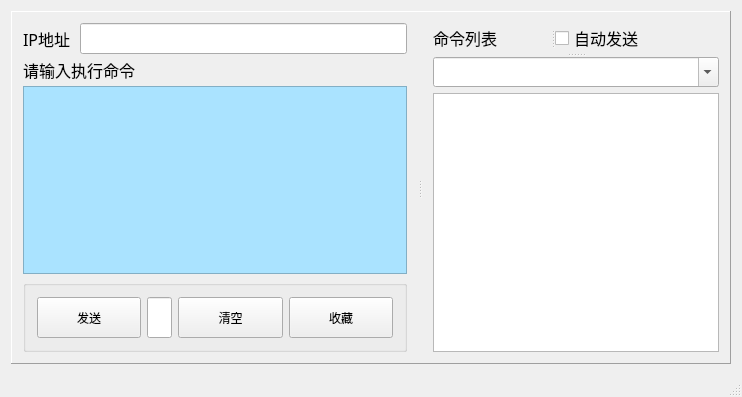
weilaidb/execCmd, file cmdServer/mainwindow.ui: the form before one commit.
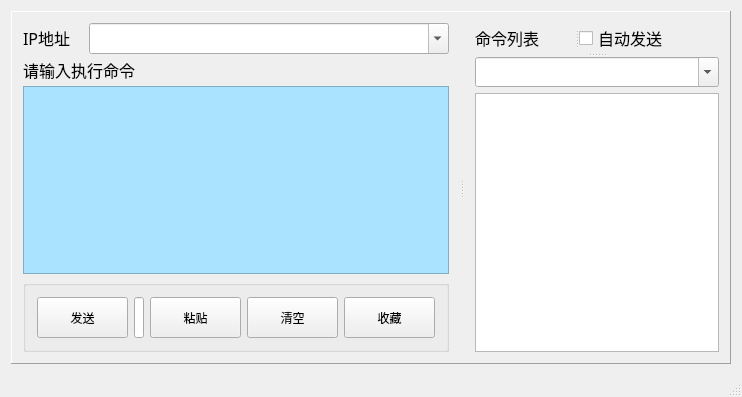
The form after the commit.

Commit message: 2.5 添加多地址显示；增加粘贴按钮

```diff
--- a/cmdServer/mainwindow.ui
+++ b/cmdServer/mainwindow.ui
@@ -41,9 +41,15 @@
          <layout class="QHBoxLayout" name="horizontalLayout_2">
           <item>
            <widget class="QLabel" name="label_2">
+            <property name="sizePolicy">
+             <sizepolicy hsizetype="Fixed" vsizetype="Fixed">
+              <horstretch>0</horstretch>
+              <verstretch>0</verstretch>
+             </sizepolicy>
+            </property>
             <property name="minimumSize">
              <size>
-              <width>51</width>
+              <width>60</width>
               <height>16</height>
              </size>
             </property>
@@ -61,13 +67,16 @@
            </widget>
           </item>
           <item>
-           <widget class="QLineEdit" name="lineEdit">
+           <widget class="QComboBox" name="comboBox">
             <property name="minimumSize">
              <size>
               <width>251</width>
               <height>31</height>
              </size>
             </property>
+            <property name="editable">
+             <bool>true</bool>
+            </property>
            </widget>
           </item>
          </layout>
@@ -164,6 +173,25 @@
              </property>
             </widget>
            </item>
+           <item>
+            <widget class="QPushButton" name="pushButton_paste">
+             <property name="minimumSize">
+              <size>
+               <width>91</width>
+               <height>41</height>
+              </size>
+             </property>
+             <property name="maximumSize">
+              <size>
+               <width>106</width>
+               <height>41</height>
+              </size>
+             </property>
+             <property name="text">
+              <string>粘贴</string>
+             </property>
+            </widget>
+           </item>
            <item>
             <widget class="QPushButton" name="pushButton_clear">
              <property name="minimumSize">
```
The commit also changes 7 other files.
